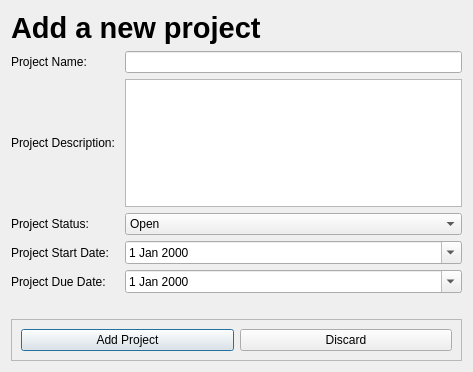
Before: the Qt Designer form ui/addProjectDialog.ui in yasar12123/Soft27101-PMS, drawn with Qt 5.
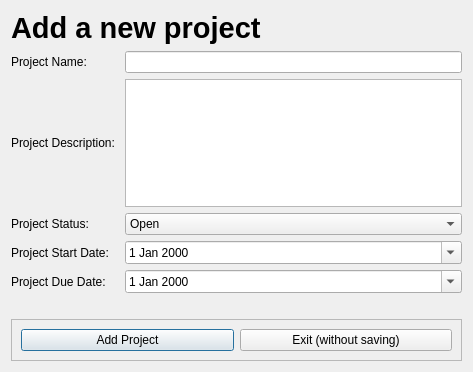
After: the same form once the commit is applied.

```diff
--- a/ui/addProjectDialog.ui
+++ b/ui/addProjectDialog.ui
@@ -131,7 +131,7 @@
         <item>
          <widget class="QPushButton" name="discardProjectButton">
           <property name="text">
-           <string>Discard</string>
+           <string>Exit (without saving)</string>
           </property>
          </widget>
         </item>
```
Left out of the diff: 2 changed lines with no effect on the pictures.
